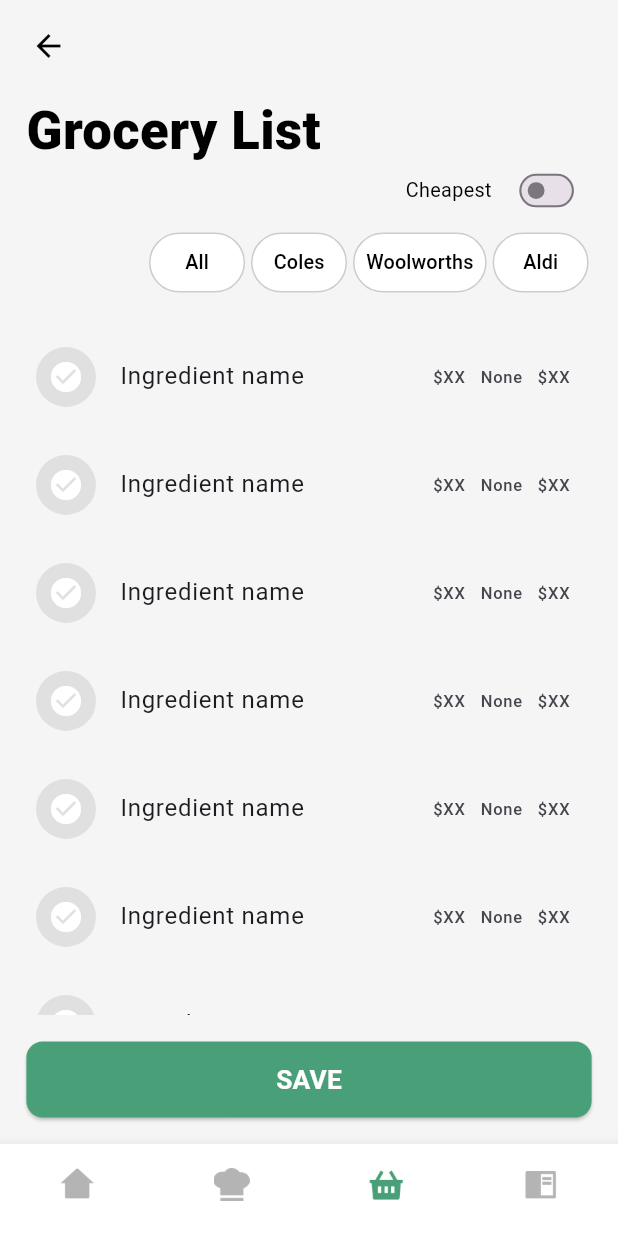
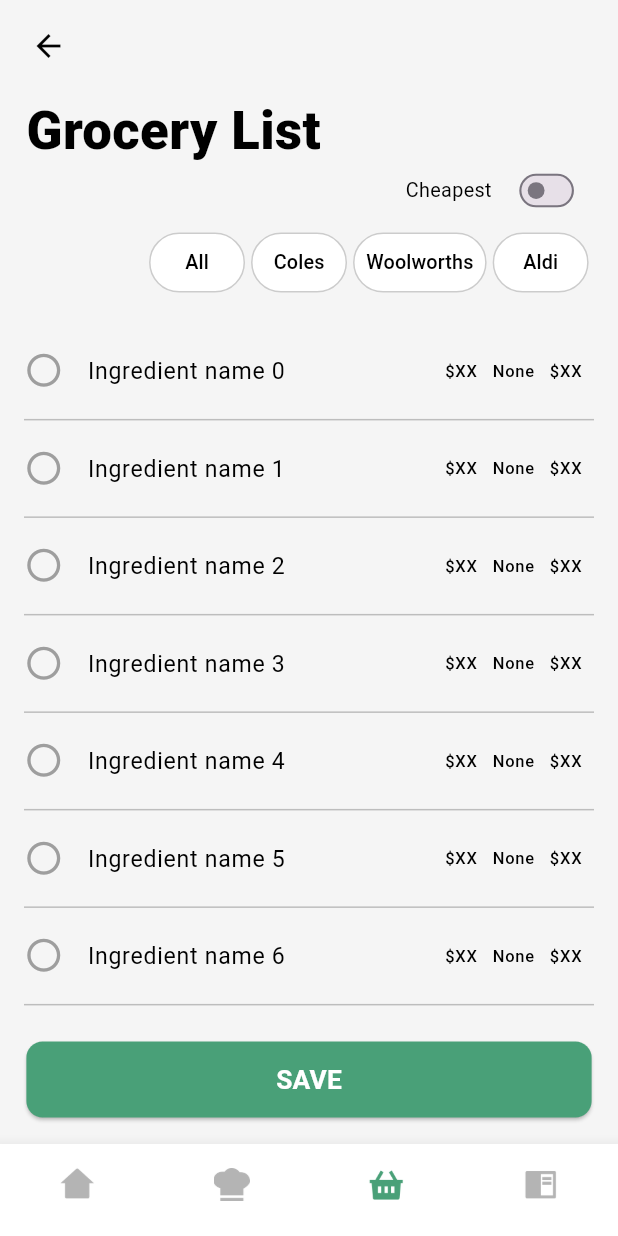
Before and after one commit to aadityayadav17/binarybandits, a Flutter app: the screen it shows once a user with an empty profile is signed in, item 3 of the bottom bar chosen, on a phone screen of 412 x 824 dp. Run offline on Flutter 3.47's test engine with Material 3 defaults, Android fonts, the phone set to English and light mode, and no system bars; our stand-ins replace country_code_picker, dropdown_button2, firebase_auth, firebase_core, firebase_database, google_fonts and 1 more; accounts and stored records are empty.

Commit message:
Grocery List (5/n) - Ingredient Listing

```diff
--- a/lib/screens/grocery_list_screen/grocery_list_screen.dart
+++ b/lib/screens/grocery_list_screen/grocery_list_screen.dart
@@ -24,6 +24,16 @@ class GroceryListScreen extends StatefulWidget {
 
 class _GroceryListScreenState extends State<GroceryListScreen> {
   bool cheapestOption = false;
+  Map<int, bool> _selectedIngredients = {};
+
+  @override
+  void initState() {
+    super.initState();
+    // Initialize the selection map with false (unchecked) for each ingredient
+    for (int i = 0; i < 10; i++) {
+      _selectedIngredients[i] = false;
+    }
+  }
 
   @override
   Widget build(BuildContext context) {
@@ -198,27 +208,90 @@ class _GroceryListScreenState extends State<GroceryListScreen> {
 
   Widget _buildGroceryList() {
     return ListView.builder(
-      itemCount: 10,
+      itemCount: 10, // Replace with your actual list count
       itemBuilder: (context, index) {
-        return Padding(
-          padding: const EdgeInsets.all(8.0),
+        bool isSelected = _selectedIngredients[index] ?? false;
+
+        return Column(
+          children: [
+            Padding(
+              padding: const EdgeInsets.symmetric(
+                  vertical: 4.0), // Reduce vertical padding between items
               child: ListTile(
-            leading: CircleAvatar(
-              backgroundColor: Colors.grey.shade300,
-              child: Icon(Icons.check_circle, color: Colors.white),
+                leading: GestureDetector(
+                  onTap: () {
+                    setState(() {
+                      _selectedIngredients[index] = !isSelected;
+                    });
+                  },
+                  child: Icon(
+                    isSelected
+                        ? Icons.check_circle
+                        : Icons
+                            .radio_button_unchecked, // Checkmark or empty circle
+                    color: isSelected
+                        ? const Color.fromRGBO(
+                            73, 160, 120, 1) // Active color for checkmark
+                        : Colors.grey,
+                    size: proportionalFontSize(context, 24),
                   ),
-            title: Text('Ingredient name'),
+                ),
+                title: Text(
+                  'Ingredient name $index', // Replace with actual ingredient name
+                  style: GoogleFonts.robotoFlex(
+                    fontSize: proportionalFontSize(
+                        context, 14), // Smaller font size for ingredients
+                    color: isSelected
+                        ? Colors.grey
+                        : Colors.black, // Grey out text when checked
+                    decoration: isSelected
+                        ? TextDecoration.lineThrough
+                        : null, // Strikethrough when checked
+                  ),
+                  maxLines:
+                      null, // Allows text to wrap to a new line if necessary
+                  overflow: TextOverflow
+                      .visible, // Ensures text is visible when wrapped
+                ),
                 trailing: Row(
                   mainAxisSize: MainAxisSize.min,
                   children: [
-                Text('\$XX'),
+                    Text(
+                      '\$XX',
+                      style: TextStyle(
+                          color: isSelected
+                              ? Colors.grey
+                              : Colors.black), // Price text color
+                    ), // Placeholder for pricing
                     SizedBox(width: 10),
-                Text('None'),
+                    Text(
+                      'None',
+                      style: TextStyle(
+                          color: isSelected
+                              ? Colors.grey
+                              : Colors.black), // Additional text color
+                    ),
                     SizedBox(width: 10),
-                Text('\$XX'),
+                    Text(
+                      '\$XX',
+                      style: TextStyle(
+                          color: isSelected
+                              ? Colors.grey
+                              : Colors
+                                  .black), // Another placeholder for pricing
+                    ), // Another placeholder for pricing
                   ],
                 ),
               ),
+            ),
+            Divider(
+              color: Colors.grey.shade400, // Blunt line between items
+              thickness: 1, // Thickness of the divider
+              height: 1, // Reduce the gap around the divider
+              indent: 16, // Padding on the left side of the divider
+              endIndent: 16, // Padding on the right side of the divider
+            ),
+          ],
         );
       },
     );
```
Lines whose indentation alone changed are shown as unchanged.
